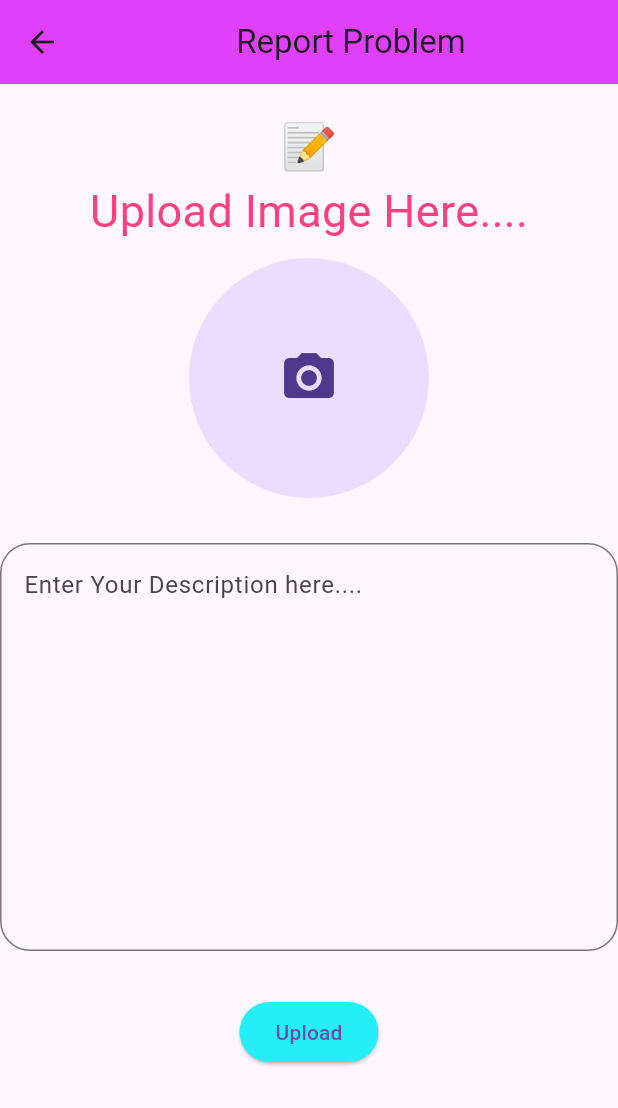
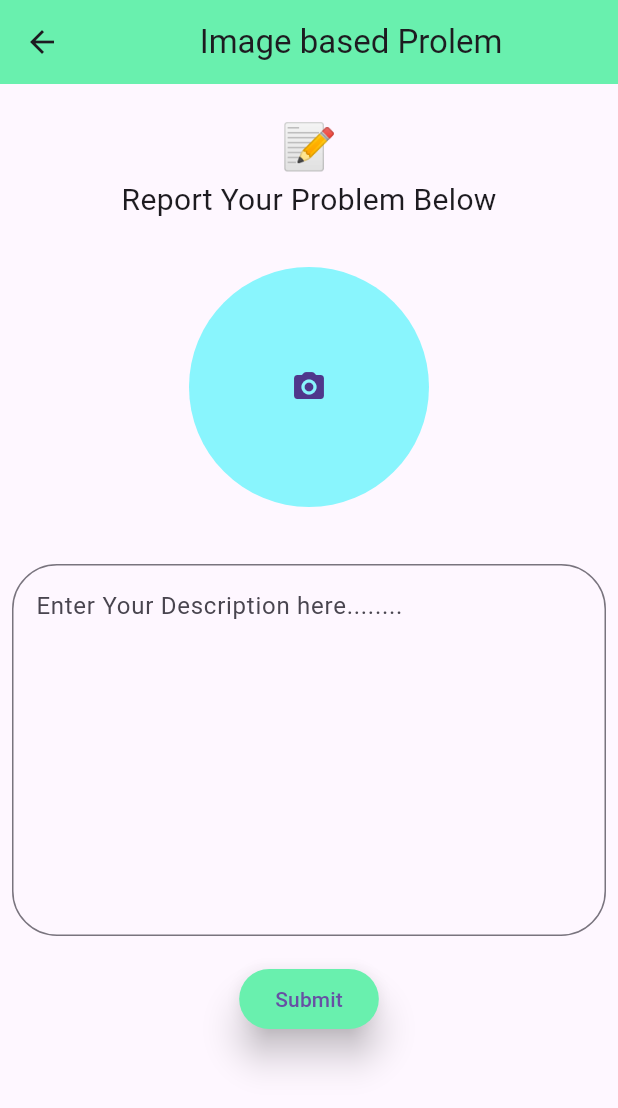
Before and after one commit to techtactician22/Developed_PRA, a Flutter app: the ImageProblem screen opened directly, on a phone screen of 412 x 824 dp. Shown: the top 1108 px of the screen. Run offline on Flutter 3.47's test engine with Material 3 defaults, Android fonts, the phone set to English and light mode, and no system bars; drawn by our look-alikes of animated_text_kit; our stand-ins replace audioplayers, cloud_firestore, firebase_auth, firebase_core, fluttertoast, random_string and 1 more; accounts and stored records are empty; key blocks and very long unbroken strings in the code were emptied for the run.

Commit message:
Initial commit

```diff
--- a/lib/main.dart
+++ b/lib/main.dart
@@ -2,7 +2,10 @@
 import 'package:firebase_auth/firebase_auth.dart';
 import 'package:firebase_core/firebase_core.dart';
 import 'package:flutter/material.dart';
+import 'package:rapp/pages/image_prolem.dart';
+import 'package:rapp/pages/image_reflect.dart';
 import 'package:rapp/pages/splash.dart';
+import 'package:rapp/pages/text_reflect.dart';
 
 import 'firebase_options.dart';
 
@@ -33,7 +36,7 @@ class _MyAppState extends State<MyApp> {
     return MaterialApp(
       debugShowCheckedModeBanner: false,
       title: 'Firebase Data Fetch',
-      home: SplashWidget()
+      home: ImageReflect()
     );
   }
 }
--- a/lib/pages/image_prolem.dart
+++ b/lib/pages/image_prolem.dart
@@ -1,8 +1,9 @@
-import 'dart:io';
-import 'package:firebase_storage/firebase_storage.dart';
 import 'package:animated_text_kit/animated_text_kit.dart';
 import 'package:flutter/material.dart';
-import 'package:image_picker/image_picker.dart';
+import 'package:fluttertoast/fluttertoast.dart';
+import 'package:intl/intl.dart';
+import 'package:random_string/random_string.dart';
+import 'database.dart';
 
 class ImageProblem extends StatefulWidget {
   const ImageProblem({super.key});
@@ -12,125 +13,123 @@ class ImageProblem extends StatefulWidget {
 }
 
 class _ImageProblemState extends State<ImageProblem> {
-  File? image;
-
-  final ImagePicker _imagePicker = ImagePicker();
-  String? imageUrl;
-  Future<void> pickImage()async{
-    try{
-      XFile? res = await _imagePicker.pickImage(source: ImageSource.gallery);
-
-      if(res != null){
-        await uploadImageToFirebase(File(res.path));
-      }
-    }catch(e){
-      ScaffoldMessenger.of(context).showSnackBar(
-        SnackBar(
-          backgroundColor: Colors.red,
-          content: Text("Failed to pick image: $e"),
-
-      ));
-    }
-
-  }
-
-  Future<void> uploadImageToFirebase(File image) async{
-    try{
-      Reference reference = FirebaseStorage.instance.ref().child("images/${ DateTime.now().microsecondsSinceEpoch}.png");
-      await reference.putFile(image).whenComplete(() {
-         ScaffoldMessenger.of(context).showSnackBar(
-        SnackBar(
-          backgroundColor: Colors.green,
-          duration: Duration(seconds: 2),
-          content: Text("Upload Successful"),
-
-      ));
-      });
-      imageUrl = await reference.getDownloadURL();
-    }catch(e){
-      ScaffoldMessenger.of(context).showSnackBar(
-        SnackBar(
-          backgroundColor: Colors.red,
-          content: Text("Failed to upload image: $e"),
-
-      ));
-    }
-  }
-  /*UploadTask? uploadTask;*/
+  TextEditingController urlController = TextEditingController();
+  TextEditingController descriptionController = TextEditingController();
+   bool _showTextField = false;
   @override
   Widget build(BuildContext context) {
-    return Scaffold(
+    return  Scaffold(
       appBar: AppBar(
-        title: Center(child: Text("Report Problem")),
-        backgroundColor: Colors.purpleAccent,
+        title: Center(child: Text("Image based Prolem")),
+        backgroundColor: Colors.greenAccent,
       ),
-      body: Column(
+
+      body: Container(
+
+        child: Center(
+          child: Column(
+            crossAxisAlignment: CrossAxisAlignment.center,
+            mainAxisAlignment: MainAxisAlignment.start,
             children: [
               SizedBox(height: 20,),
-          AnimatedTextKit(animatedTexts: [TyperAnimatedText(" 📝 ",textStyle: TextStyle(fontSize: 30,color: Colors.black,),speed: Duration(microseconds: 100)),]),
-          AnimatedTextKit(animatedTexts: [TypewriterAnimatedText("  Upload Image Here....  ",textStyle: TextStyle(fontSize: 30,color: Colors.pinkAccent),speed: Duration(milliseconds: 100))]) ,
-          SizedBox(height: 10,),
-          Align(
-            alignment: Alignment.center,
-            child: GestureDetector(
-              onTap: () async {
-                pickImage();
+              AnimatedTextKit(
+              animatedTexts: [
+                TyperAnimatedText(
+                  " 📝 ",
+                  textStyle: TextStyle(fontSize: 30, color: Colors.black),
+                  speed: Duration(microseconds: 100),
+                ),
+              ],
+            ),
+              AnimatedTextKit(animatedTexts: [TypewriterAnimatedText("Report Your Problem Below",speed: Duration(milliseconds: 100),textStyle: TextStyle(fontSize: 20))]),
+              SizedBox(height: 30,),
+              !_showTextField
+              ?InkWell(
+                onTap: (){
+                  setState(() {
+                     _showTextField = !_showTextField;
+                  });
                 },
                 child: CircleAvatar(
                 radius: 80,
-                child: Icon(Icons.camera_alt, size: 40),
+                backgroundColor: const Color.fromARGB(255, 137, 245, 253),
+                child: Icon(Icons.camera_alt_rounded),
+
+
               ),
+              ):
+              TextFormField(
+                controller: urlController,
+                maxLines: 1,
+                decoration: InputDecoration(
+                  hintText: "Enter your Image Url......"
                 ),
               ),
               SizedBox(height: 30,),
 
-          DecorationWidget(),
+              Padding(
+                padding: const EdgeInsets.all(8.0),
+                child: TextFormField(
+                  controller: descriptionController,
+                  maxLines: 9,
 
-          SizedBox(height: 30,),
 
-          ElevatedButton(
-            onPressed: () {},
-            style: ElevatedButton.styleFrom(backgroundColor: const Color.fromARGB(255, 37, 239, 246)),
-            child: Text("Upload"),
+                  decoration: InputDecoration(
+                    hintText: 'Enter Your Description here........',
+                    border: OutlineInputBorder(borderRadius: BorderRadius.circular(30)),
+                  focusedBorder: OutlineInputBorder(
+
+                    borderSide: BorderSide(color: Colors.blue, width: 2),
+                    borderRadius: BorderRadius.all(Radius.circular(30)),
                   ),
+                  ),
+                ),
+              ),
+              SizedBox(height: 10,),
+              ElevatedButton(onPressed: ()async{
+
+                DateTime now = DateTime.now();
+                String formattedDate = DateFormat('yyyy-MM-dd').format(now); // Get only the date
+                String formattedTime = DateFormat('HH:mm:ss').format(now); // Get only the time
+
+                // Generate a random Id for the report
+                String id = randomAlphaNumeric(10);
+
+                // Create the report map with separate date and time fields
+                Map<String, dynamic> imageReportMap = {
+                  "Url": urlController.text,
+                  "Description": descriptionController.text,
+                  "Id": id,
+                  "date": formattedDate, // Date field
+                  "time": formattedTime,
+                  "Status":"Pending", // Time field
+                };
+
+                // Add the report to Firestore
+                await NDatabaseMethods().addImageReprts(imageReportMap, id).then((value) {
+                  // Show a success message
+                  Fluttertoast.showToast(
+                    msg: "Report Submitted Successfully......",
+                    toastLength: Toast.LENGTH_SHORT,
+                    gravity: ToastGravity.CENTER,
+                    timeInSecForIosWeb: 1,
+                    backgroundColor: Colors.red,
+                    textColor: Colors.white,
+                    fontSize: 16.0,
+                  );
+
+                  // Clear the fields
+                  urlController.clear();
+                  descriptionController.clear();
+                });
+              },style:ElevatedButton.styleFrom(backgroundColor: Colors.greenAccent,shape: RoundedRectangleBorder(borderRadius: BorderRadius.circular(20)),elevation: 10,),child: Text("Submit"), ),
+
+
+
             ],
+          ),
+        ),
       ),
     );
   }
 }
-
-class DecorationWidget extends StatefulWidget {
-  const DecorationWidget({super.key});
-
-  @override
-  State<DecorationWidget> createState() => _DecorationWidgetState();
-}
-
-class _DecorationWidgetState extends State<DecorationWidget> {
-  final _formKey = GlobalKey<FormState>();
-  final TextEditingController _controller = TextEditingController();
-
-  @override
-  Widget build(BuildContext context) {
-    return Center(
-      child: TextFormField(
-        key: _formKey,
-        maxLines: 10,
-        decoration: InputDecoration(
-          hintText: 'Enter Your Description here....',
-          border: OutlineInputBorder(borderRadius: BorderRadius.circular(20)),
-          focusedBorder: OutlineInputBorder(
-            borderSide: BorderSide(color: Colors.blue, width: 2),
-            borderRadius: BorderRadius.all(Radius.circular(20)),
-          ),
-        ),
-        validator: (value) {
-          if (value == null || value.isEmpty) {
-            return 'This field is required'; // Error message for empty field
-          }
-          return null; // No error if validation passes
-        },
-      ),
-    );
-  }
-}
```
Also changed, not shown: lib/pages/database.dart (+42 -0 lines), lib/pages/image_reflect.dart (added, +161 -0 lines), lib/pages/text_reflect.dart (line endings or trailing spaces), 1 other file. Lines whose indentation alone changed are shown as unchanged.
